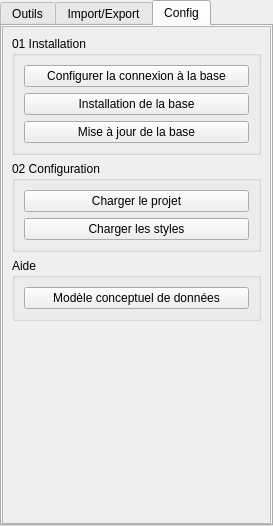
This is raepa/resources/ui/dock.ui in 3liz/qgis-raepa-plugin as Qt 5 draws it before an edit. The edited form follows.
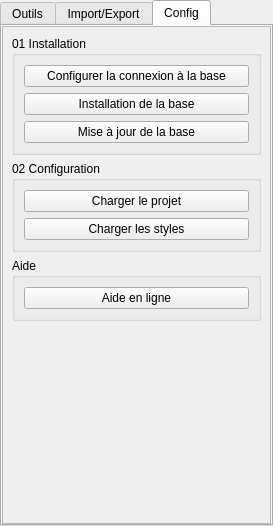
This is the edited form. The open tabs and pages were chosen to show the change.

```diff
--- a/raepa/resources/ui/dock.ui
+++ b/raepa/resources/ui/dock.ui
@@ -346,7 +346,7 @@
                <item>
                 <widget class="QPushButton" name="button_help_database">
                  <property name="text">
-                  <string>Modèle conceptuel de données</string>
+                  <string>Aide en ligne</string>
                  </property>
                 </widget>
                </item>
```
Left out of the diff: 2 changed lines with no effect on the pictures.
